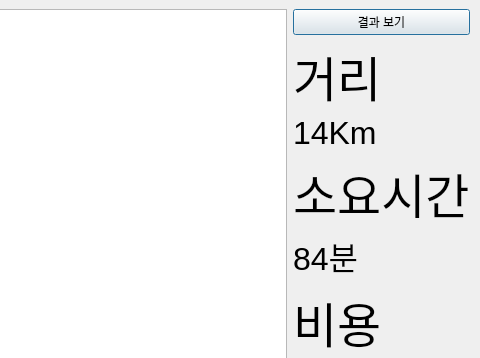
Above: src/end.ui from wooing1084/TripPlanner before the change; both pictures show x 160 to 640 and y 0 to 358 of the 640 by 480 pixel window. Below: the same form after it.
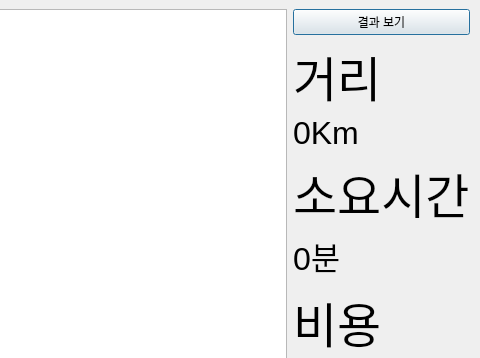
That is the form after the change.

Patch:
```diff
--- a/src/end.ui
+++ b/src/end.ui
@@ -61,7 +61,7 @@
     <item row="4" column="1">
      <widget class="QLabel" name="label_4">
       <property name="text">
-       <string>&lt;html&gt;&lt;head/&gt;&lt;body&gt;&lt;p&gt;&lt;span style=&quot; font-size:24pt;&quot;&gt;84분&lt;/span&gt;&lt;/p&gt;&lt;/body&gt;&lt;/html&gt;</string>
+       <string>&lt;html&gt;&lt;head/&gt;&lt;body&gt;&lt;p&gt;&lt;span style=&quot; font-size:24pt;&quot;&gt;0분&lt;/span&gt;&lt;/p&gt;&lt;/body&gt;&lt;/html&gt;</string>
       </property>
      </widget>
     </item>
@@ -95,7 +95,7 @@
     <item row="2" column="1">
      <widget class="QLabel" name="label_2">
       <property name="text">
-       <string>&lt;html&gt;&lt;head/&gt;&lt;body&gt;&lt;p&gt;&lt;span style=&quot; font-size:24pt;&quot;&gt;14Km&lt;/span&gt;&lt;/p&gt;&lt;/body&gt;&lt;/html&gt;</string>
+       <string>&lt;html&gt;&lt;head/&gt;&lt;body&gt;&lt;p&gt;&lt;span style=&quot; font-size:24pt;&quot;&gt;0Km&lt;/span&gt;&lt;/p&gt;&lt;/body&gt;&lt;/html&gt;</string>
       </property>
      </widget>
     </item>
```
